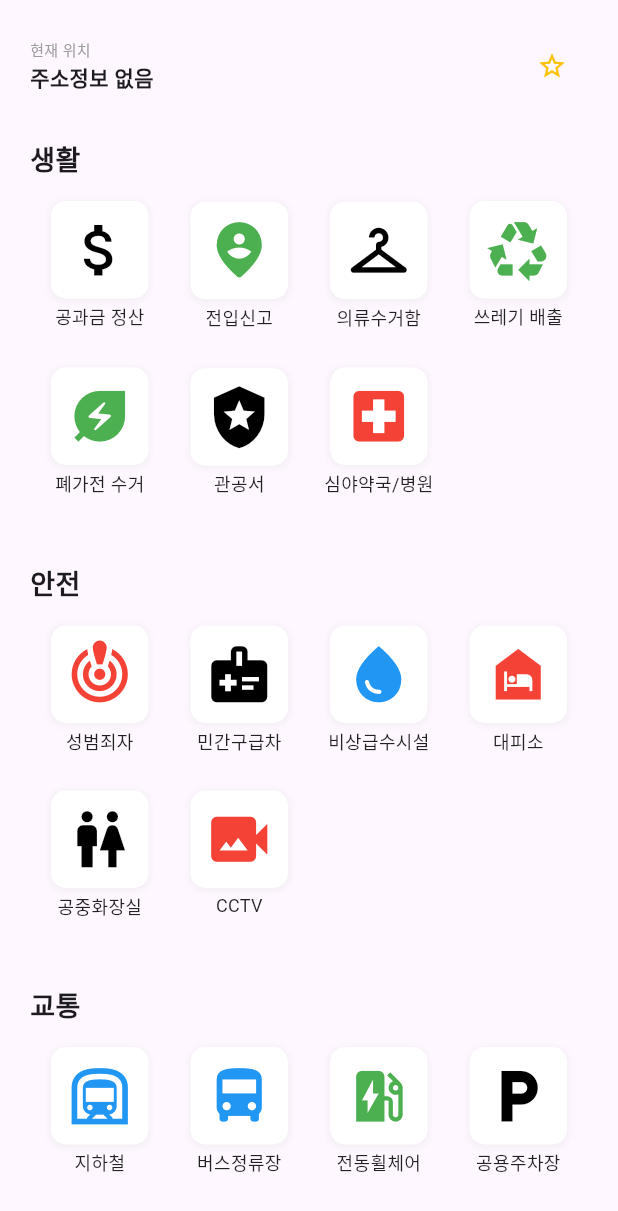
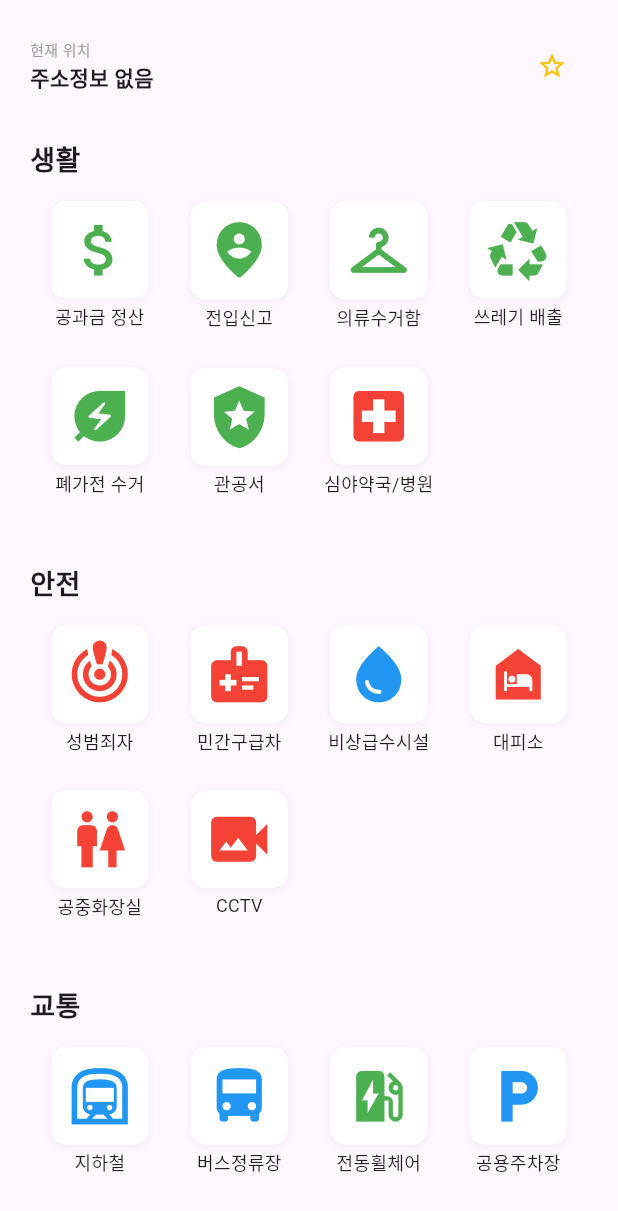
Before and after one commit to kant300/moveon_app, a Flutter app: the Menu screen opened by its route, on a phone screen of 412 x 824 dp. Shown: the top 1211 px of the screen. Run offline on Flutter 3.47's test engine with Material 3 defaults, Android fonts, the phone set to English and light mode, and no system bars; our stand-ins replace dio, geocoding, geolocator, permission_handler, shared_preferences, webview_flutter; accounts and stored records are empty; network calls fail; statements that could not run were skipped.

Commit message:
메뉴아이콘색상

```diff
--- a/lib/Map.dart
+++ b/lib/Map.dart
@@ -656,8 +656,7 @@ class KakaoMapState extends State<KakaoMap> {
   @override
   Widget build(BuildContext context) {
     return Scaffold(
-      appBar: AppBar(title: const Center(child: Text('통합 지도'),)),
-      body: Stack(
+        body: Stack(
         children: [
           WebViewWidget(controller: _controller),
 
--- a/lib/Menu.dart
+++ b/lib/Menu.dart
@@ -368,7 +368,7 @@ class MenuState extends State<Menu> {
                     Icons.attach_money,
                     "공과금 정산",
                     () => Navigator.pushNamed(context, "/living/bill"),
-                    Colors.black,
+                    Colors.green,
                     "공과금 정산"
                   ),
                   checkStart(
@@ -388,7 +388,7 @@ class MenuState extends State<Menu> {
                       "/map", // 지도 화면 라우트
                       arguments: "clothingBin", // ⭐️ 카테고리 키 전달
                     ),
-                    Colors.black,
+                    Colors.green,
                     "의류수거함"
                   ),
                   // 의류수거함 아이콘 변경
@@ -416,7 +416,7 @@ class MenuState extends State<Menu> {
                       "/map",
                       arguments: "government",
                     ),
-                    Colors.black,
+                    Colors.green,
                     "관공서",
                   ),
                   checkStart(
@@ -458,7 +458,7 @@ class MenuState extends State<Menu> {
                     Icons.medical_information,
                     "민간구급차",
                     () => Navigator.pushNamed(context, "/safety/ambulance"),
-                    Colors.black,
+                    Colors.red,
                     "민간구급차",
                   ),
                   // 텍스트 축약
@@ -489,7 +489,7 @@ class MenuState extends State<Menu> {
                       "/map",
                       arguments: "restroom",
                     ),
-                    Colors.black,
+                    Colors.red,
                     "공중화장실",
                   ),
                   checkStart(
@@ -550,7 +550,7 @@ class MenuState extends State<Menu> {
                       "/map",
                       arguments: "localParking",
                     ),
-                    Colors.black,
+                    Colors.blue,
                     "공용주차장",
                   ),
                   // 기존코드의 주유소는 이미지에 없으므로 제외
@@ -577,14 +577,14 @@ class MenuState extends State<Menu> {
                     Icons.event_note,
                     "지역행사",
                     () => Navigator.pushNamed(context, "/community/localEvent"),
-                    Colors.black,
+                    Colors.deepOrange,
                     "지역행사",
                   ),
                   checkStart(
                     Icons.shopping_bag,
                     "중고장터",
                     () => Navigator.pushNamed(context, "/community/localStore"),
-                    Colors.red,
+                    Colors.deepOrange,
                     "중고장터",
                   ),
                   checkStart(
@@ -601,7 +601,7 @@ class MenuState extends State<Menu> {
                     Icons.business_center,
                     "구인/구직",
                     () => Navigator.pushNamed(context, "/community/business"),
-                    Colors.black,
+                    Colors.deepOrange,
                     "구인/구직",
                   ),
                 ], crossAxisCount: 4),
```
